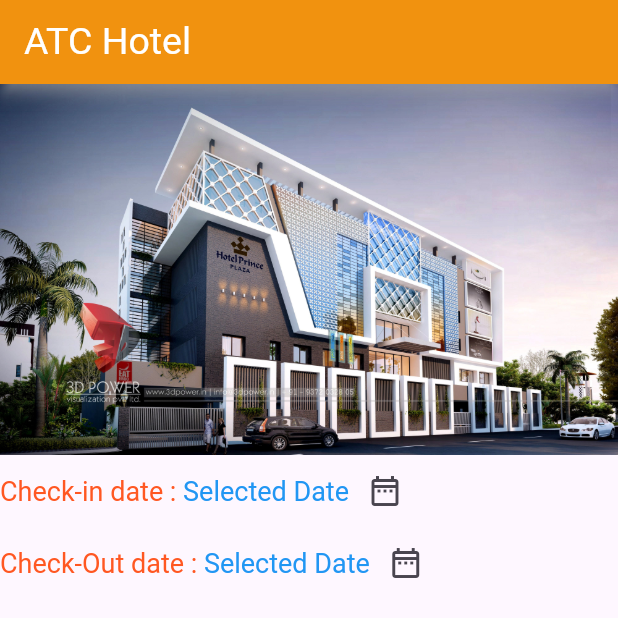
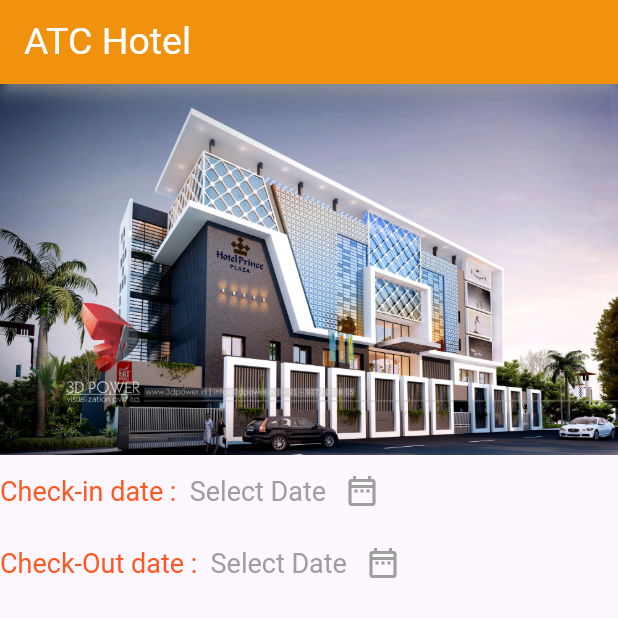
Before and after one commit to ShimaaElnaggar/ECTD_task-11, a Flutter app: the screen it shows after launch, on a phone screen of 412 x 824 dp, the top half of it. Run offline on Flutter 3.47's test engine with Material 3 defaults, Android fonts, the phone set to English and light mode, and no system bars.

Commit message:
handling datePicker states

```diff
--- a/lib/views/home_view.dart
+++ b/lib/views/home_view.dart
@@ -3,9 +3,14 @@ import 'package:ectd_task/widgets/custom_app_bar.dart';
 import 'package:ectd_task/widgets/custom_date_row.dart';
 import 'package:flutter/material.dart';
 
-class HomeView extends StatelessWidget {
+class HomeView extends StatefulWidget {
   const HomeView({super.key});
 
+  @override
+  State<HomeView> createState() => _HomeViewState();
+}
+
+class _HomeViewState extends State<HomeView> {
   @override
   Widget build(BuildContext context) {
     return Scaffold(
@@ -13,8 +18,8 @@ class HomeView extends StatelessWidget {
       body: Column(
         children: [
           Image.asset("assets/images/hotel.jpg",),
-          CustomDateRow(title: "Check-in date :"),
-          CustomDateRow(title: "Check-Out date :"),
+          CustomDateRow(title: "Check-in date : "),
+          CustomDateRow(title: "Check-Out date : "),
 
         ],
       ),
--- a/lib/widgets/custom_date_row.dart
+++ b/lib/widgets/custom_date_row.dart
@@ -1,10 +1,17 @@
 
 import 'package:flutter/material.dart';
 
-class CustomDateRow extends StatelessWidget {
+class CustomDateRow extends StatefulWidget {
   String title;
   CustomDateRow({required this.title,super.key});
+
+  @override
+  State<CustomDateRow> createState() => _CustomDateRowState();
+}
+
+class _CustomDateRowState extends State<CustomDateRow> {
   DateTime ? selectedDate;
+
   @override
   Widget build(BuildContext context) {
     return Row(
@@ -13,16 +20,17 @@ class CustomDateRow extends StatelessWidget {
             text: TextSpan(
               children: [
                 TextSpan(
-                  text: title,
+                  text: widget.title,
                 style: const TextStyle(
                   color: Colors.deepOrange,
                   fontSize: 18,
                 ),
                 ),
-                const TextSpan(
-                  text: " Selected Date",
-                  style: TextStyle(
-                    color: Colors.blue,
+                 TextSpan(
+                  text:  selectedDate == null ?
+                  " Select Date" : "${selectedDate!.year} - ${selectedDate!.month} - ${selectedDate!.day}" ,
+                  style:  TextStyle(
+                    color: selectedDate == null ? Colors.grey : Colors.blue,
                     fontSize: 18,
                   ),
                 ),
@@ -33,19 +41,27 @@ class CustomDateRow extends StatelessWidget {
             onPressed: (){
               picDate(context);
             },
-            icon: const Icon(Icons.date_range_outlined),
+            icon:  Icon(
+              Icons.date_range_outlined ,
+              color: selectedDate == null ? Colors.grey : Colors.deepOrange,
+            ),
         ),
 
       ],
     );
   }
 
-  void picDate(BuildContext context) {
-      showDatePicker(
+  void picDate(BuildContext context) async{
+     var result = await showDatePicker(
         context: context,
-        initialDate: DateTime.now(),
+        initialDate: selectedDate ?? DateTime.now(),
         firstDate: DateTime(2022),
-        lastDate: DateTime(2025),
-    );
+        lastDate: DateTime(2025),);
+       if(result != null){
+         selectedDate = result;
+     }
+     setState(() {
+
+     });
   }
 }
```
